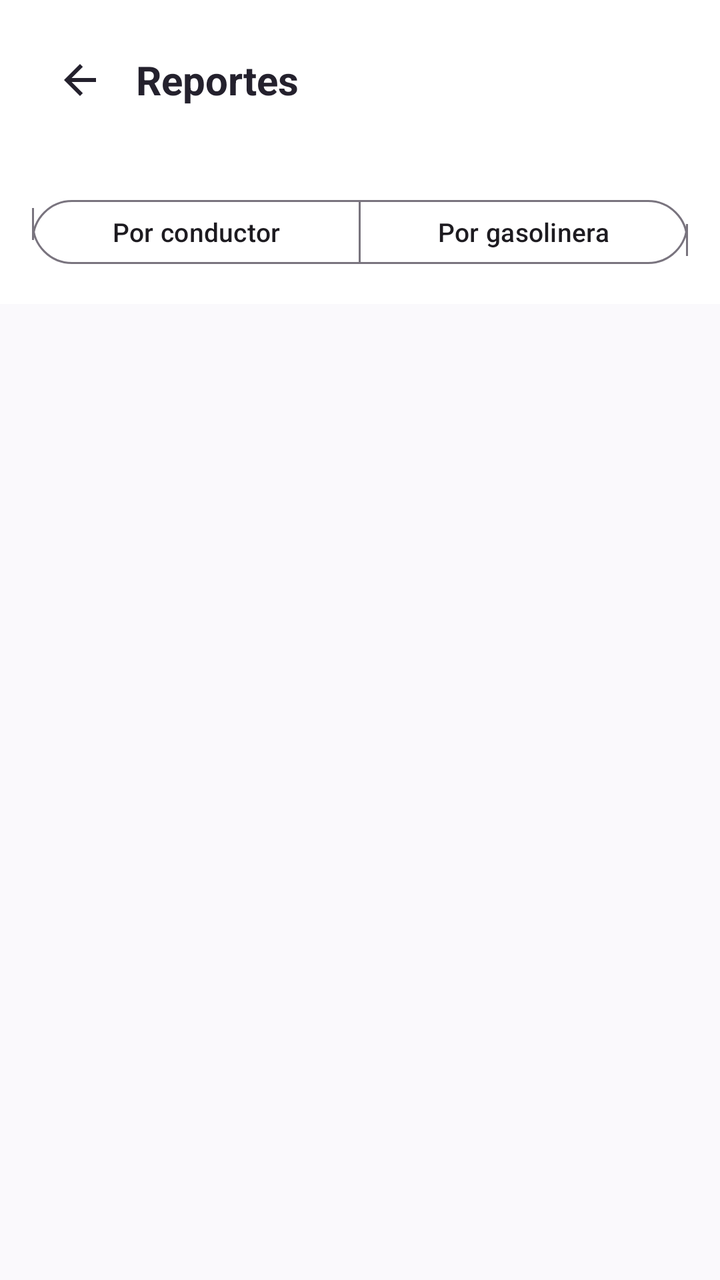
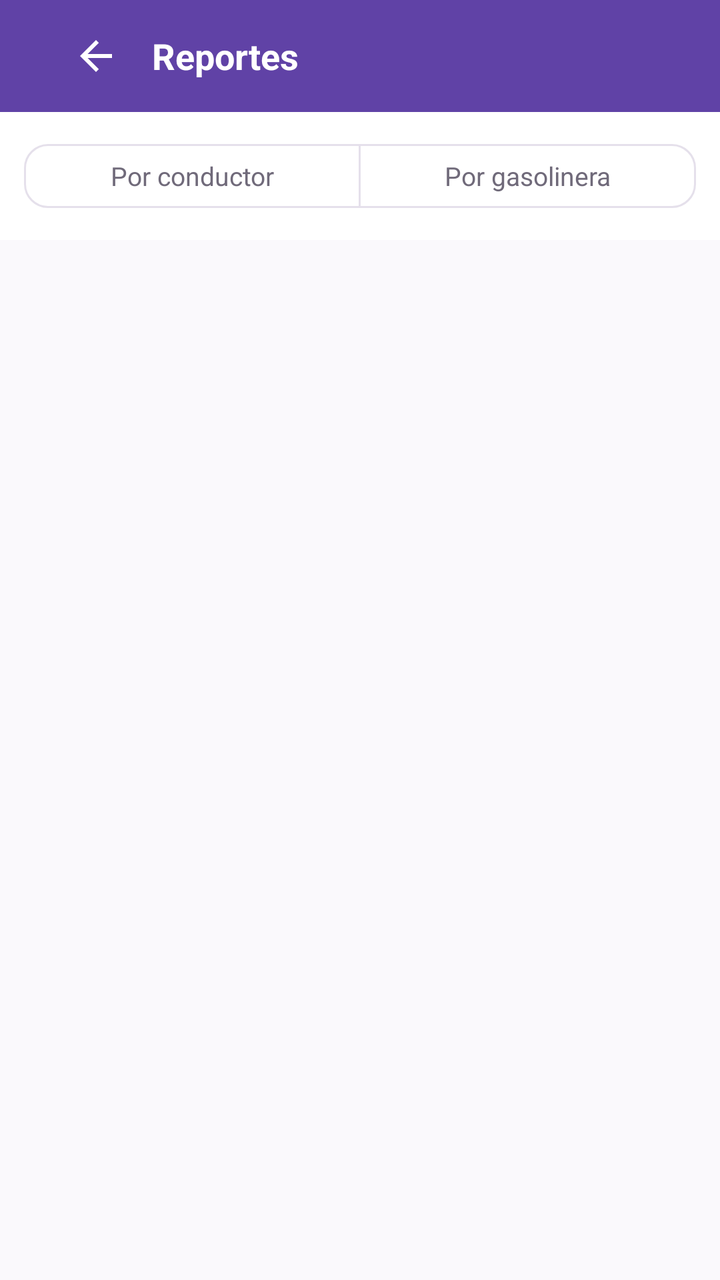

Screens rendered from an Android XML layout before and after an edit, with the pre-edit source and the edit as a unified diff.
<!-- AndroidManifest.xml: application theme Theme.ApiMovil -->
<!-- res/layout/fragment_reportes.xml -->
<?xml version="1.0" encoding="utf-8"?>
<LinearLayout xmlns:android="http://schemas.android.com/apk/res/android"
    xmlns:app="http://schemas.android.com/apk/res-auto"
    android:layout_width="match_parent"
    android:layout_height="match_parent"
    android:orientation="vertical"
    android:background="@color/fondo">

    <LinearLayout
        android:layout_width="match_parent"
        android:layout_height="wrap_content"
        android:orientation="horizontal"
        android:gravity="center_vertical"
        android:background="@color/blanco"
        android:padding="20dp">

        <ImageButton
            android:id="@+id/btnVolver"
            android:layout_width="40dp"
            android:layout_height="40dp"
            android:src="@drawable/ic_back"
            android:background="?attr/selectableItemBackgroundBorderless"
            android:contentDescription="@string/volver" />

        <TextView
            android:text="@string/reportes"
            android:layout_width="wrap_content"
            android:layout_height="wrap_content"
            android:textSize="20sp"
            android:textStyle="bold"
            android:textColor="@color/texto_principal"
            android:layout_marginStart="8dp" />
    </LinearLayout>

    <com.google.android.material.button.MaterialButtonToggleGroup
        android:id="@+id/toggleReporte"
        android:layout_width="match_parent"
        android:layout_height="wrap_content"
        android:padding="16dp"
        android:background="@color/blanco"
        app:singleSelection="true">

        <com.google.android.material.button.MaterialButton
            android:id="@+id/btnPorConductor"
            android:layout_width="0dp"
            android:layout_weight="1"
            android:layout_height="40dp"
            style="@style/Widget.Material3.Button.OutlinedButton"
            app:cornerRadius="20dp"
            android:textSize="13sp"
            android:text="@string/por_conductor" />

        <com.google.android.material.button.MaterialButton
            android:id="@+id/btnPorGasolinera"
            android:layout_width="0dp"
            android:layout_weight="1"
            android:layout_height="40dp"
            style="@style/Widget.Material3.Button.OutlinedButton"
            app:cornerRadius="20dp"
            android:textSize="13sp"
            android:text="@string/por_gasolinera" />

    </com.google.android.material.button.MaterialButtonToggleGroup>

    <FrameLayout
        android:layout_width="match_parent"
        android:layout_height="0dp"
        android:layout_weight="1">

        <androidx.recyclerview.widget.RecyclerView
            android:id="@+id/recycler"
            android:layout_width="match_parent"
            android:layout_height="match_parent"
            android:padding="20dp"
            android:clipToPadding="false" />

        <ProgressBar
            android:id="@+id/progress"
            android:layout_width="wrap_content"
            android:layout_height="wrap_content"
            android:layout_gravity="center"
            android:visibility="gone" />
    </FrameLayout>

</LinearLayout>
<!-- resources referenced by this layout -->
<resources>
  <color name="blanco">#FFFFFF</color>
  <color name="fondo">#FAF9FC</color>
  <color name="texto_principal">#24212D</color>
  <!-- drawable ic_back (drawable) -->
  <?xml version="1.0" encoding="utf-8"?>
  <vector xmlns:android="http://schemas.android.com/apk/res/android"
      android:width="24dp" android:height="24dp"
      android:viewportWidth="24" android:viewportHeight="24">
      <path android:fillColor="#24212D"
          android:pathData="M20,11H7.83l5.59,-5.59L12,4l-8,8 8,8 1.41,-1.41L7.83,13H20v-2z" />
  </vector>
  <string name="por_conductor">Por conductor</string>
  <string name="por_gasolinera">Por gasolinera</string>
  <string name="reportes">Reportes</string>
  <string name="volver">Volver</string>
  <style name="Theme.ApiMovil" parent="Theme.Material3.DayNight.NoActionBar">
          <item name="colorPrimary">@color/purple_500</item>
          <item name="colorPrimaryVariant">@color/purple_700</item>
          <item name="colorOnPrimary">@color/white</item>
          <item name="colorSecondary">@color/teal_200</item>
      </style>
  <color name="purple_500">#6042A6</color>
  <color name="purple_700">#342052</color>
  <color name="white">#FFFFFFFF</color>
  <color name="teal_200">#6042A6</color>
</resources>

<!-- the commit's change to res/layout/fragment_reportes.xml (unified diff, before → after) -->
@@ -3,62 +3,81 @@
     xmlns:app="http://schemas.android.com/apk/res-auto"
     android:layout_width="match_parent"
     android:layout_height="match_parent"
-    android:orientation="vertical"
-    android:background="@color/fondo">
+    android:background="@color/fondo"
+    android:orientation="vertical">
 
-    <LinearLayout
+    <com.google.android.material.appbar.AppBarLayout
         android:layout_width="match_parent"
         android:layout_height="wrap_content"
-        android:orientation="horizontal"
-        android:gravity="center_vertical"
-        android:background="@color/blanco"
-        android:padding="20dp">
+        app:elevation="0dp">
 
-        <ImageButton
-            android:id="@+id/btnVolver"
-            android:layout_width="40dp"
-            android:layout_height="40dp"
-            android:src="@drawable/ic_back"
-            android:background="?attr/selectableItemBackgroundBorderless"
-            android:contentDescription="@string/volver" />
+        <com.google.android.material.appbar.MaterialToolbar
+            android:layout_width="match_parent"
+            android:layout_height="?attr/actionBarSize"
+            android:background="?attr/colorPrimary">
 
-        <TextView
-            android:text="@string/reportes"
-            android:layout_width="wrap_content"
-            android:layout_height="wrap_content"
-            android:textSize="20sp"
-            android:textStyle="bold"
-            android:textColor="@color/texto_principal"
-            android:layout_marginStart="8dp" />
-    </LinearLayout>
+            <LinearLayout
+                android:layout_width="match_parent"
+                android:layout_height="wrap_content"
+                android:gravity="center_vertical"
+                android:orientation="horizontal"
+                android:paddingHorizontal="12dp">
+
+                <ImageButton
+                    android:id="@+id/btnVolver"
+                    android:layout_width="40dp"
+                    android:layout_height="40dp"
+                    android:background="?attr/selectableItemBackgroundBorderless"
+                    android:contentDescription="@string/volver"
+                    android:src="@drawable/ic_back"
+                    app:tint="@color/blanco" />
+
+                <TextView
+                    android:layout_width="wrap_content"
+                    android:layout_height="wrap_content"
+                    android:layout_marginStart="8dp"
+                    android:text="@string/reportes"
+                    android:textColor="@color/blanco"
+                    android:textSize="18sp"
+                    android:textStyle="bold" />
+            </LinearLayout>
+
+        </com.google.android.material.appbar.MaterialToolbar>
+    </com.google.android.material.appbar.AppBarLayout>
 
     <com.google.android.material.button.MaterialButtonToggleGroup
         android:id="@+id/toggleReporte"
         android:layout_width="match_parent"
         android:layout_height="wrap_content"
-        android:padding="16dp"
         android:background="@color/blanco"
+        android:padding="12dp"
         app:singleSelection="true">
 
         <com.google.android.material.button.MaterialButton
             android:id="@+id/btnPorConductor"
+            style="@style/Widget.Material3.Button.OutlinedButton"
             android:layout_width="0dp"
+            android:layout_height="40dp"
             android:layout_weight="1"
-            android:layout_height="40dp"
-            style="@style/Widget.Material3.Button.OutlinedButton"
-            app:cornerRadius="20dp"
+            android:text="@string/por_conductor"
+            android:textColor="@color/selector_toggle_button_text"
             android:textSize="13sp"
-            android:text="@string/por_conductor" />
+            app:backgroundTint="@color/selector_toggle_button_bg"
+            app:cornerRadius="12dp"
+            app:strokeColor="@color/borde" />
 
         <com.google.android.material.button.MaterialButton
             android:id="@+id/btnPorGasolinera"
+            style="@style/Widget.Material3.Button.OutlinedButton"
             android:layout_width="0dp"
+            android:layout_height="40dp"
             android:layout_weight="1"
-            android:layout_height="40dp"
-            style="@style/Widget.Material3.Button.OutlinedButton"
-            app:cornerRadius="20dp"
+            android:text="@string/por_gasolinera"
+            android:textColor="@color/selector_toggle_button_text"
             android:textSize="13sp"
-            android:text="@string/por_gasolinera" />
+            app:backgroundTint="@color/selector_toggle_button_bg"
+            app:cornerRadius="12dp"
+            app:strokeColor="@color/borde" />
 
     </com.google.android.material.button.MaterialButtonToggleGroup>
 
@@ -71,14 +90,26 @@
             android:id="@+id/recycler"
             android:layout_width="match_parent"
             android:layout_height="match_parent"
-            android:padding="20dp"
-            android:clipToPadding="false" />
+            android:clipToPadding="false"
+            android:paddingHorizontal="20dp"
+            android:paddingTop="16dp"
+            android:paddingBottom="88dp" />
 
         <ProgressBar
             android:id="@+id/progress"
+            android:layout_width="40dp"
+            android:layout_height="40dp"
+            android:layout_gravity="center"
+            android:visibility="gone" />
+
+        <TextView
+            android:id="@+id/textError"
             android:layout_width="wrap_content"
             android:layout_height="wrap_content"
             android:layout_gravity="center"
+            android:accessibilityLiveRegion="polite"
+            android:textColor="@color/estado_vencida"
+            android:textSize="14sp"
             android:visibility="gone" />
     </FrameLayout>
 
<!-- resource entries referenced after the edit -->
@@ -1,6 +1,8 @@
 <!-- resources referenced by this layout -->
 <resources>
   <color name="blanco">#FFFFFF</color>
+  <color name="borde">#E5E0EB</color>
+  <color name="estado_vencida">#C62828</color>
   <color name="fondo">#FAF9FC</color>
   <color name="texto_principal">#24212D</color>
   <!-- drawable ic_back (drawable) -->
@@ -15,15 +17,17 @@
   <string name="por_gasolinera">Por gasolinera</string>
   <string name="reportes">Reportes</string>
   <string name="volver">Volver</string>
-  <style name="Theme.ApiMovil" parent="Theme.Material3.DayNight.NoActionBar">
-          <item name="colorPrimary">@color/purple_500</item>
-          <item name="colorPrimaryVariant">@color/purple_700</item>
-          <item name="colorOnPrimary">@color/white</item>
-          <item name="colorSecondary">@color/teal_200</item>
+  <style name="Theme.ApiMovil" parent="Theme.MaterialComponents.DayNight.NoActionBar">
+          <item name="colorPrimary">@color/marca</item>
+          <item name="colorPrimaryVariant">@color/marca_oscuro</item>
+          <item name="colorOnPrimary">@color/blanco</item>
+          <item name="colorSecondary">@color/marca_claro</item>
+          <item name="colorOnSecondary">@color/texto_principal</item>
+          <item name="android:windowBackground">@color/fondo</item>
+          <item name="android:statusBarColor">@color/marca_oscuro</item>
       </style>
-  <color name="purple_500">#6042A6</color>
-  <color name="purple_700">#342052</color>
-  <color name="white">#FFFFFFFF</color>
-  <color name="teal_200">#6042A6</color>
+  <color name="marca">#6042A6</color>
+  <color name="marca_oscuro">#342052</color>
+  <color name="marca_claro">#EEE7FA</color>
 </resources>
 
